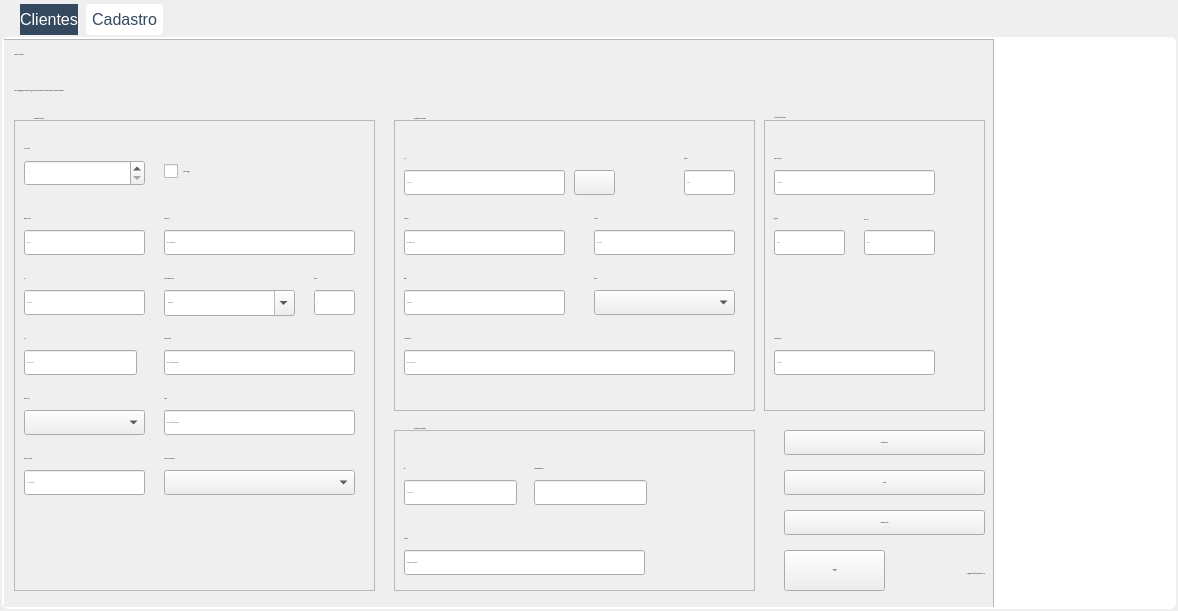
Before: the Qt Designer form Telas/UI/tabCliente.ui in newprev/PrevCliente, drawn with Qt 5.
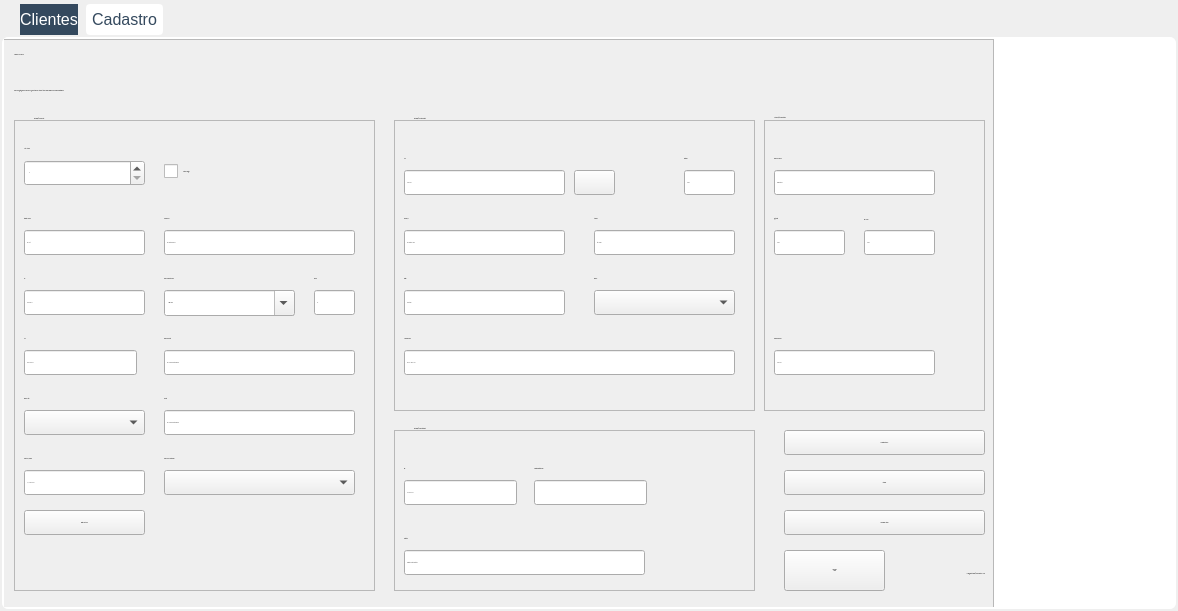
After: the same form once the commit is applied. The open tabs and pages were chosen to show the change. Icons and pictures are not drawn.

Diff of the .ui file:
```diff
--- a/Telas/UI/tabCliente.ui
+++ b/Telas/UI/tabCliente.ui
@@ -1370,6 +1370,19 @@
            <string>Grau de escolaridade</string>
           </property>
          </widget>
+         <widget class="QPushButton" name="pbMaisTelefones">
+          <property name="geometry">
+           <rect>
+            <x>10</x>
+            <y>390</y>
+            <width>121</width>
+            <height>25</height>
+           </rect>
+          </property>
+          <property name="text">
+           <string>Mais telefones</string>
+          </property>
+         </widget>
         </widget>
         <widget class="QFrame" name="frInfoResidencial">
          <property name="geometry">
@@ -1870,7 +1883,7 @@
            <number>9</number>
           </property>
           <property name="placeholderText">
-           <string>12345-789</string>
+           <string>Bamerindos</string>
           </property>
          </widget>
          <widget class="QLabel" name="lbCep_2">
```
Left out of the diff: 4 changed lines with no effect on the pictures.
